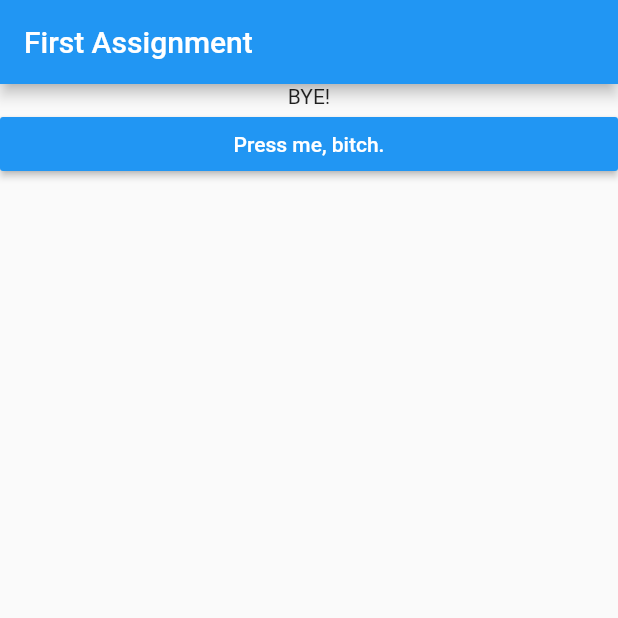
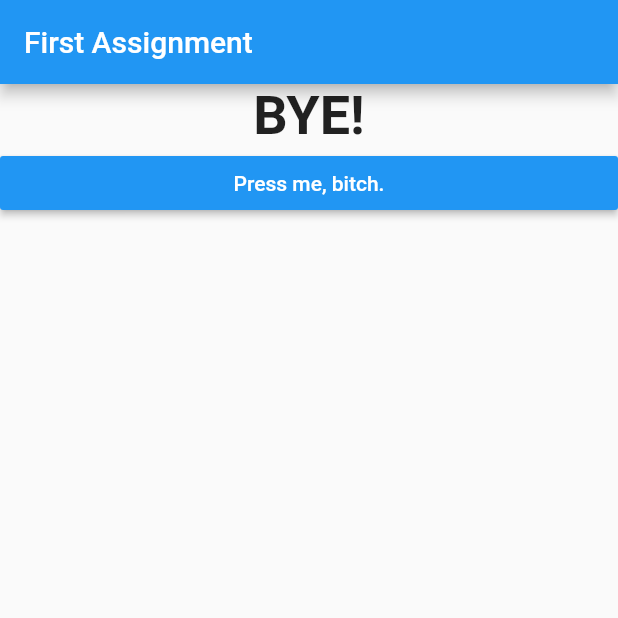
Before and after one commit to magluf/flutter_course, a Flutter app: the screen it shows after launch, after a tap on "Press me, bitch.", on a phone screen of 412 x 824 dp, the top half of it. Run offline on Flutter 3.47's test engine with Material 2 defaults, Android fonts, the phone set to English and light mode, and no system bars.

Commit message:
Assignment_1 DONE!

```diff
--- /dev/null
+++ b/assignment_1/lib/dynamic_text.dart
@@ -0,0 +1,22 @@
+import 'package:flutter/material.dart';
+
+class DynamicText extends StatelessWidget {
+  final String text;
+
+  DynamicText({this.text});
+
+  @override
+  Widget build(BuildContext context) {
+    return Center(
+      child: Column(
+        children: <Widget>[
+          Text(
+            text,
+            style: TextStyle(fontSize: 36, fontWeight: FontWeight.bold),
+            textAlign: TextAlign.center,
+          ),
+        ],
+      ),
+    );
+  }
+}
--- a/assignment_1/lib/main.dart
+++ b/assignment_1/lib/main.dart
@@ -1,4 +1,7 @@
+import 'package:assignment_1/dynamic_text.dart';
 import 'package:flutter/material.dart';
+
+import 'package:assignment_1/text_control.dart';
 
 void main() => runApp(App());
 
@@ -25,17 +28,13 @@ class _AppState extends State<App> {
         ),
         body: Column(
           children: [
-            Text(_text),
-            Container(
-              width: double.infinity,
-              child: RaisedButton(
-                color: Colors.blue,
-                textColor: Colors.white,
-                child: Text('Press me, bitch.'),
-                onPressed: () {
-                  changeText('BYE!');
-                },
-              ),
+            DynamicText(
+              text: _text,
+            ),
+            TextControl(
+              changeTextHandler: () {
+                changeText('BYE!');
+              },
             ),
           ],
         ),
--- /dev/null
+++ b/assignment_1/lib/text_control.dart
@@ -0,0 +1,20 @@
+import 'package:flutter/material.dart';
+
+class TextControl extends StatelessWidget {
+  final Function changeTextHandler;
+
+  TextControl({@required this.changeTextHandler});
+
+  @override
+  Widget build(BuildContext context) {
+    return Container(
+      width: double.infinity,
+      child: RaisedButton(
+        color: Colors.blue,
+        textColor: Colors.white,
+        child: Text('Press me, bitch.'),
+        onPressed: changeTextHandler,
+      ),
+    );
+  }
+}
```
